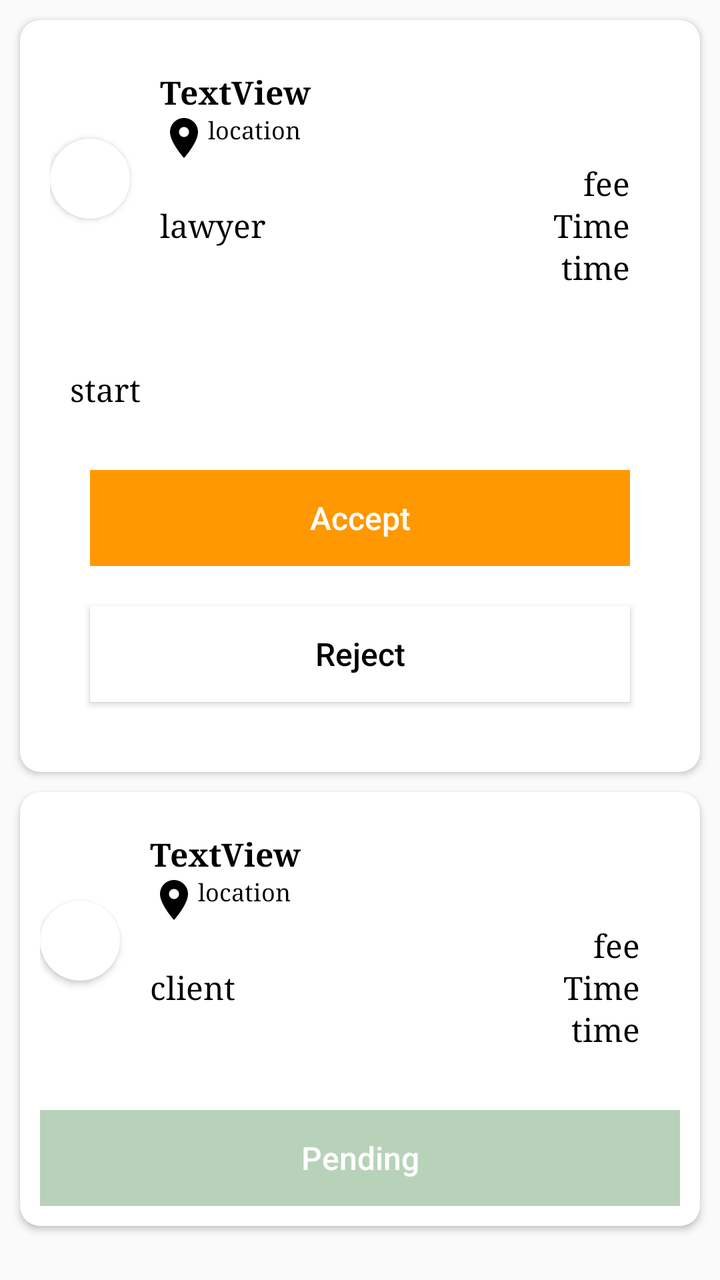
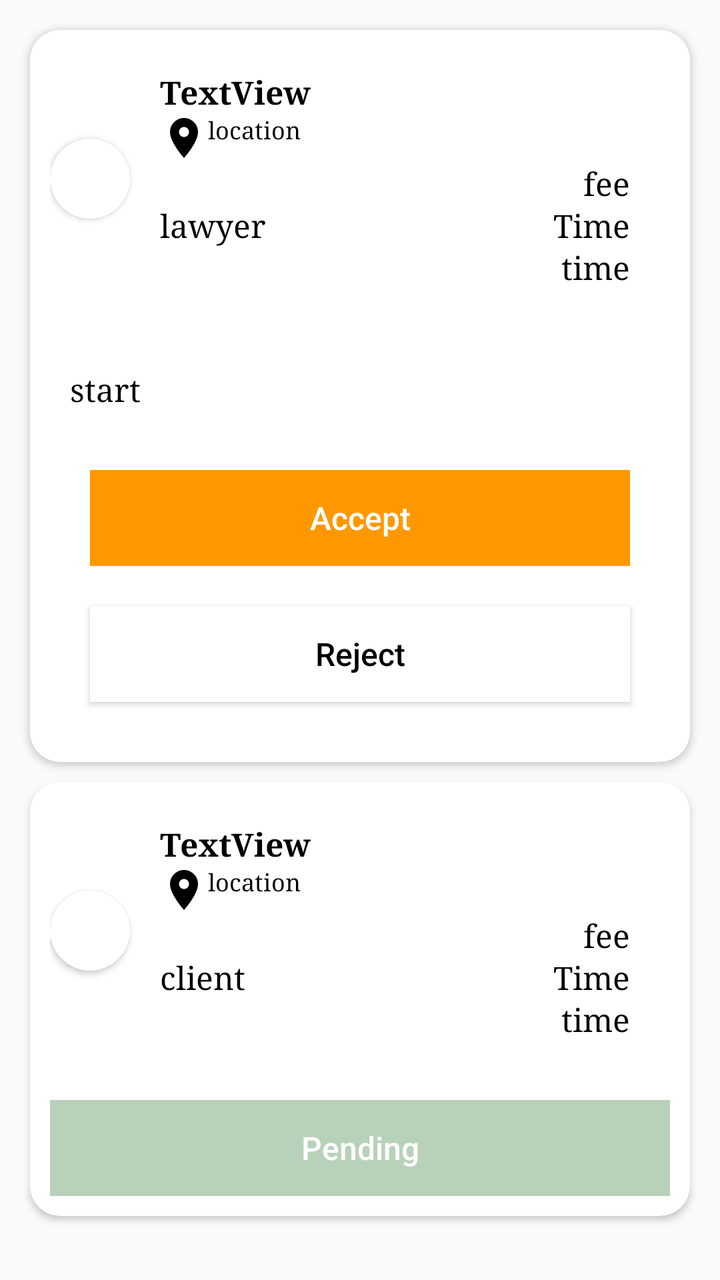

Compare the two renders of this Android layout. The source of the first and the diff that turns it into the second are given below.
<!-- AndroidManifest.xml: application theme Theme.LawAdvat -->
<!-- res/layout/custom_appointment.xml -->
<?xml version="1.0" encoding="utf-8"?>
<androidx.appcompat.widget.LinearLayoutCompat xmlns:android="http://schemas.android.com/apk/res/android"
    xmlns:tools="http://schemas.android.com/tools"
    android:layout_width="match_parent"
    android:layout_height="wrap_content"
    xmlns:app="http://schemas.android.com/apk/res-auto">
    <LinearLayout
        android:layout_width="match_parent"
        android:layout_height="wrap_content"
        android:padding="05dp"
        android:orientation="vertical">
    <androidx.cardview.widget.CardView
        android:layout_width="match_parent"
        android:layout_height="wrap_content"
        android:padding="10dp"
        android:id="@+id/lawyer_appointmen_cardview"
        app:cardCornerRadius="10dp"
        android:layout_margin="05dp">
        <LinearLayout
            android:layout_width="match_parent"
            android:layout_height="wrap_content"
            android:padding="05dp"
            android:id="@+id/lawyer_appointmen_linear"
            android:orientation="vertical">

            <LinearLayout
            android:layout_width="match_parent"
            android:layout_height="wrap_content"
            android:padding="10dp"
            android:orientation="horizontal">
            <androidx.cardview.widget.CardView
                android:layout_width="40dp"
                app:cardCornerRadius="40dp"
                android:layout_gravity="center"
                android:layout_height="40dp">
                <ImageView
                    android:id="@+id/client_lawyer_image1"
                    android:layout_width="50dp"
                    android:layout_height="50dp"
                    android:layout_gravity="center"
                    app:layout_constraintBottom_toBottomOf="parent"
                    app:layout_constraintStart_toStartOf="parent"
                    app:layout_constraintTop_toTopOf="parent"
                    app:srcCompat="@drawable/baseline_account_circle_24" />
            </androidx.cardview.widget.CardView>
            <LinearLayout
                android:layout_width="match_parent"
                android:layout_height="wrap_content"
                android:padding="10dp"
                android:layout_marginLeft="05dp"
                android:orientation="vertical">
                <TextView
                    android:id="@+id/client_name1"
                    android:layout_width="wrap_content"
                    android:layout_height="wrap_content"
                    android:text="TextView"
                    android:textStyle="bold"
                    android:fontFamily="serif"
                    android:textColor="@color/black"
                    app:layout_constraintBottom_toBottomOf="@+id/profile_lawyer_image"
                    app:layout_constraintStart_toEndOf="@+id/profile_lawyer_image"
                    app:layout_constraintTop_toTopOf="@+id/profile_lawyer_image" />
                <LinearLayout
                    android:layout_width="match_parent"
                    android:layout_height="wrap_content"
                    android:orientation="horizontal">

                    <ImageView
                        android:id="@id/imageView1"
                        android:layout_width="wrap_content"
                        android:layout_height="wrap_content"
                        android:src="@drawable/baseline_location_on_24"
                        app:layout_constraintBottom_toBottomOf="parent"
                        app:layout_constraintStart_toStartOf="parent"
                        app:layout_constraintTop_toTopOf="parent" />
                    <TextView
                        android:id="@+id/location1"
                        android:layout_width="wrap_content"
                        android:layout_height="wrap_content"
                        android:fontFamily="serif"
                        android:text="location"
                        android:textColor="@color/black"
                        android:textSize="12sp"
                        app:layout_constraintBottom_toBottomOf="@+id/imageView1"
                        app:layout_constraintStart_toEndOf="@+id/imageView1"
                        app:layout_constraintTop_toTopOf="@+id/imageView1" />
               </LinearLayout>
                <TextView
                    android:id="@+id/fee1"
                    android:layout_width="wrap_content"
                    android:layout_height="wrap_content"
                    android:fontFamily="serif"
                    android:text="fee"
                    android:layout_gravity="end"
                    android:layout_marginEnd="10dp"
                    android:textColor="@color/black"/>
                <androidx.constraintlayout.widget.ConstraintLayout
                    android:layout_width="match_parent"
                    android:layout_height="wrap_content">

                    <TextView
                        android:id="@+id/profile_lawyer_name1"
                        android:layout_width="wrap_content"
                        android:layout_height="wrap_content"
                        android:fontFamily="serif"
                        android:text="lawyer"
                        android:textColor="@color/black"
                        app:layout_constraintBottom_toBottomOf="parent"
                        app:layout_constraintStart_toStartOf="parent"
                        app:layout_constraintTop_toTopOf="parent" />

                    <TextView
                        android:id="@+id/date1"
                        android:layout_width="wrap_content"
                        android:layout_height="wrap_content"
                        android:layout_marginRight="10dp"
                        android:fontFamily="serif"
                        android:text="Time"
                        android:textColor="@color/black"
                        app:layout_constraintBottom_toBottomOf="@+id/profile_lawyer_name1"
                        app:layout_constraintEnd_toEndOf="parent"
                        app:layout_constraintTop_toTopOf="@+id/profile_lawyer_name1" />
                </androidx.constraintlayout.widget.ConstraintLayout>
                <TextView
                    android:id="@+id/time1"
                    android:layout_width="wrap_content"
                    android:layout_height="wrap_content"
                    android:fontFamily="serif"
                    android:text="time"
                    android:layout_gravity="end"
                    android:layout_marginEnd="10dp"
                    android:textColor="@color/black"/>
            </LinearLayout>
        </LinearLayout>

            <LinearLayout
                android:layout_width="match_parent"
                android:layout_height="wrap_content"
                android:padding="10dp"
                android:layout_gravity="center"
                android:orientation="vertical">
                <LinearLayout
                    android:layout_width="match_parent"
                    android:layout_height="wrap_content"
                    android:padding="10dp"
                    android:id="@+id/lawyer_text_linear"
                    android:layout_gravity="center"
                    android:orientation="vertical">
                    <TextView
                        android:layout_width="wrap_content"
                        android:layout_height="wrap_content"
                        android:textColor="@color/black"
                        android:text="start"
                        android:fontFamily="serif"
                        android:id="@+id/show_answer"/>
                </LinearLayout>
                <LinearLayout
                    android:layout_width="match_parent"
                    android:layout_height="wrap_content"
                    android:padding="10dp"
                    android:id="@+id/lawyer_btn_linear"
                    android:layout_gravity="center"
                    android:orientation="vertical">
                    <Button
                        android:id="@+id/accept_btn"
                        android:layout_width="match_parent"
                        android:layout_height="wrap_content"
                        android:text="Accept"
                        android:layout_margin="10dp"
                        android:textAllCaps="false"
                        android:textColor="@color/white"
                        android:background="#FF9800"
                        style="?android:attr/buttonBarButtonStyle" />
                    <Button
                        android:id="@+id/reject_btn"
                        android:layout_width="match_parent"
                        android:layout_height="wrap_content"
                        android:text="Reject"
                        android:layout_margin="10dp"
                        android:textAllCaps="false"
                        android:textColor="@color/black"
                        android:background="@color/white"/>
                </LinearLayout>
            </LinearLayout>
        </LinearLayout>
    </androidx.cardview.widget.CardView>

        <androidx.cardview.widget.CardView
            android:layout_width="match_parent"
            android:layout_height="wrap_content"
            android:padding="10dp"
            android:id="@+id/client_appointmen_cardview"
            app:cardCornerRadius="10dp"
            android:layout_margin="05dp">
            <LinearLayout
                android:layout_width="match_parent"
                android:layout_height="wrap_content"
                android:id="@+id/client_appointmen_linear"
                android:orientation="vertical">
            <LinearLayout
                android:layout_width="match_parent"
                android:layout_height="wrap_content"
                android:padding="10dp"
                android:orientation="horizontal">
                <androidx.cardview.widget.CardView
                    android:layout_width="40dp"
                    app:cardCornerRadius="40dp"
                    android:layout_gravity="center"
                    android:layout_height="40dp">
                    <ImageView
                        android:id="@+id/profile_lawyer_image2"
                        android:layout_width="50dp"
                        android:layout_height="50dp"
                        android:layout_gravity="center"
                        app:layout_constraintBottom_toBottomOf="parent"
                        app:layout_constraintStart_toStartOf="parent"
                        app:layout_constraintTop_toTopOf="parent"
                        app:srcCompat="@drawable/baseline_account_circle_24" />
                </androidx.cardview.widget.CardView>
                <LinearLayout
                    android:layout_width="match_parent"
                    android:layout_height="wrap_content"
                    android:padding="10dp"
                    android:layout_marginLeft="05dp"
                    android:orientation="vertical">
                    <TextView
                        android:id="@+id/lawyer_name"
                        android:layout_width="wrap_content"
                        android:layout_height="wrap_content"
                        android:text="TextView"
                        android:textStyle="bold"
                        android:fontFamily="serif"
                        android:textColor="@color/black"
                        app:layout_constraintBottom_toBottomOf="@+id/profile_lawyer_image"
                        app:layout_constraintStart_toEndOf="@+id/profile_lawyer_image"
                        app:layout_constraintTop_toTopOf="@+id/profile_lawyer_image" />
                    <LinearLayout
                        android:layout_width="match_parent"
                        android:layout_height="wrap_content"
                        android:orientation="horizontal">
                        <ImageView
                            android:id="@+id/imageView"
                            android:layout_width="wrap_content"
                            android:layout_height="wrap_content"
                            android:src="@drawable/baseline_location_on_24"
                            app:layout_constraintBottom_toBottomOf="parent"
                            app:layout_constraintStart_toStartOf="parent"
                            app:layout_constraintTop_toTopOf="parent" />
                        <TextView
                            android:id="@+id/location"
                            android:layout_width="wrap_content"
                            android:layout_height="wrap_content"
                            android:fontFamily="serif"
                            android:text="location"
                            android:textColor="@color/black"
                            android:textSize="12sp"
                            app:layout_constraintBottom_toBottomOf="@+id/imageView"
                            app:layout_constraintStart_toEndOf="@+id/imageView"
                            app:layout_constraintTop_toTopOf="@+id/imageView" />

                    </LinearLayout>
                    <TextView
                        android:id="@+id/fee"
                        android:layout_width="wrap_content"
                        android:layout_height="wrap_content"
                        android:fontFamily="serif"
                        android:text="fee"
                        android:layout_gravity="end"
                        android:layout_marginEnd="10dp"
                        android:textColor="@color/black"/>
                    <androidx.constraintlayout.widget.ConstraintLayout
                        android:layout_width="match_parent"
                        android:layout_height="wrap_content">

                        <TextView
                            android:id="@+id/client_name"
                            android:layout_width="wrap_content"
                            android:layout_height="wrap_content"
                            android:fontFamily="serif"
                            android:text="client"
                            android:textColor="@color/black"
                            app:layout_constraintBottom_toBottomOf="parent"
                            app:layout_constraintStart_toStartOf="parent"
                            app:layout_constraintTop_toTopOf="parent" />

                        <TextView
                            android:id="@+id/date"
                            android:layout_width="wrap_content"
                            android:layout_height="wrap_content"
                            android:fontFamily="serif"
                            android:text="Time"
                            android:layout_marginRight="10dp"
                            android:textColor="@color/black"
                            app:layout_constraintBottom_toBottomOf="@+id/client_name"
                            app:layout_constraintEnd_toEndOf="parent"
                            app:layout_constraintTop_toTopOf="@+id/client_name" />
                    </androidx.constraintlayout.widget.ConstraintLayout>
                    <TextView
                        android:id="@+id/time"
                        android:layout_width="wrap_content"
                        android:layout_height="wrap_content"
                        android:fontFamily="serif"
                        android:text="time"
                        android:layout_gravity="end"
                        android:layout_marginEnd="10dp"
                        android:textColor="@color/black"/>
                </LinearLayout>
            </LinearLayout>
                <Button
                    android:id="@+id/pending"
                    android:layout_width="match_parent"
                    android:layout_height="wrap_content"
                    android:text="Pending"
                    android:layout_margin="10dp"
                    android:enabled="false"
                    android:textAllCaps="false"
                    android:textColor="@color/white"
                    android:background="#B99EC1A0"
                    style="?android:attr/buttonBarButtonStyle" />

            </LinearLayout>

        </androidx.cardview.widget.CardView>
    </LinearLayout>

</androidx.appcompat.widget.LinearLayoutCompat>
<!-- resources referenced by this layout -->
<resources>
  <color name="black">#FF000000</color>
  <color name="white">#FFFFFFFF</color>
  <!-- drawable baseline_account_circle_24 (drawable) -->
  <vector android:height="24dp" android:tint="#000000"
      android:viewportHeight="24" android:viewportWidth="24"
      android:width="24dp" xmlns:android="http://schemas.android.com/apk/res/android">
      <path android:fillColor="@android:color/white" android:pathData="M12,2C6.48,2 2,6.48 2,12s4.48,10 10,10 10,-4.48 10,-10S17.52,2 12,2zM12,5c1.66,0 3,1.34 3,3s-1.34,3 -3,3 -3,-1.34 -3,-3 1.34,-3 3,-3zM12,19.2c-2.5,0 -4.71,-1.28 -6,-3.22 0.03,-1.99 4,-3.08 6,-3.08 1.99,0 5.97,1.09 6,3.08 -1.29,1.94 -3.5,3.22 -6,3.22z"/>
  </vector>
  <!-- drawable baseline_location_on_24 (drawable) -->
  <vector android:height="24dp" android:tint="#000000"
      android:viewportHeight="24" android:viewportWidth="24"
      android:width="24dp" xmlns:android="http://schemas.android.com/apk/res/android">
      <path android:fillColor="@android:color/white" android:pathData="M12,2C8.13,2 5,5.13 5,9c0,5.25 7,13 7,13s7,-7.75 7,-13c0,-3.87 -3.13,-7 -7,-7zM12,11.5c-1.38,0 -2.5,-1.12 -2.5,-2.5s1.12,-2.5 2.5,-2.5 2.5,1.12 2.5,2.5 -1.12,2.5 -2.5,2.5z"/>
  </vector>
  <style name="Theme.LawAdvat" parent="Theme.MaterialComponents.DayNight.DarkActionBar.Bridge">
          
          <item name="colorPrimary">@color/white</item>
          <item name="colorPrimaryVariant">#FFFFFF</item>
          <item name="colorOnPrimary">#009688</item>
          
          <item name="colorSecondary">@color/teal_200</item>
          <item name="colorSecondaryVariant">@color/teal_700</item>
          <item name="colorOnSecondary">#FFFFFF</item>
          
          <item name="android:statusBarColor">#FFFFFF</item>
          
          <item name="titleTextColor">@color/black</item>
          <item name="fontFamily">serif</item>
          <item name="android:textSize">16sp</item>
      </style>
  <color name="teal_200">#FF03DAC5</color>
  <color name="teal_700">#FF018786</color>
</resources>

<!-- the commit's change to res/layout/custom_appointment.xml (unified diff, before → after) -->
@@ -3,26 +3,21 @@
     xmlns:tools="http://schemas.android.com/tools"
     android:layout_width="match_parent"
     android:layout_height="wrap_content"
+    android:orientation="vertical"
+    android:padding="10dp"
     xmlns:app="http://schemas.android.com/apk/res-auto">
-    <LinearLayout
-        android:layout_width="match_parent"
-        android:layout_height="wrap_content"
-        android:padding="05dp"
-        android:orientation="vertical">
     <androidx.cardview.widget.CardView
         android:layout_width="match_parent"
         android:layout_height="wrap_content"
-        android:padding="10dp"
+        android:layout_gravity="top"
         android:id="@+id/lawyer_appointmen_cardview"
-        app:cardCornerRadius="10dp"
+        app:cardCornerRadius="15dp"
         android:layout_margin="05dp">
         <LinearLayout
             android:layout_width="match_parent"
             android:layout_height="wrap_content"
-            android:padding="05dp"
             android:id="@+id/lawyer_appointmen_linear"
             android:orientation="vertical">
-
             <LinearLayout
             android:layout_width="match_parent"
             android:layout_height="wrap_content"
@@ -189,8 +184,9 @@
             android:layout_width="match_parent"
             android:layout_height="wrap_content"
             android:padding="10dp"
+            android:layout_gravity="top"
             android:id="@+id/client_appointmen_cardview"
-            app:cardCornerRadius="10dp"
+            app:cardCornerRadius="15dp"
             android:layout_margin="05dp">
             <LinearLayout
                 android:layout_width="match_parent"
@@ -319,8 +315,5 @@
                     style="?android:attr/buttonBarButtonStyle" />
 
             </LinearLayout>
-
         </androidx.cardview.widget.CardView>
-    </LinearLayout>
-
 </androidx.appcompat.widget.LinearLayoutCompat>
